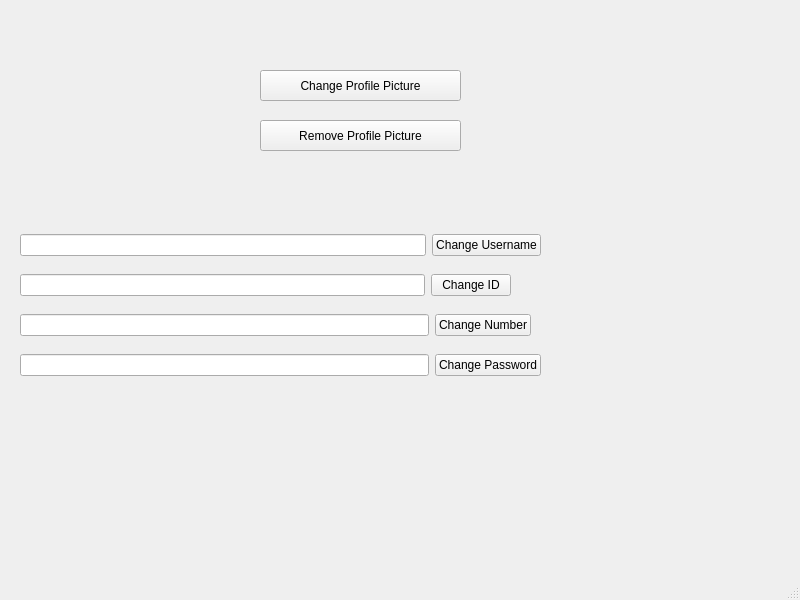
Qt form SocialMedia/profile.ui (AP-projects-4001/daru) before a commit.
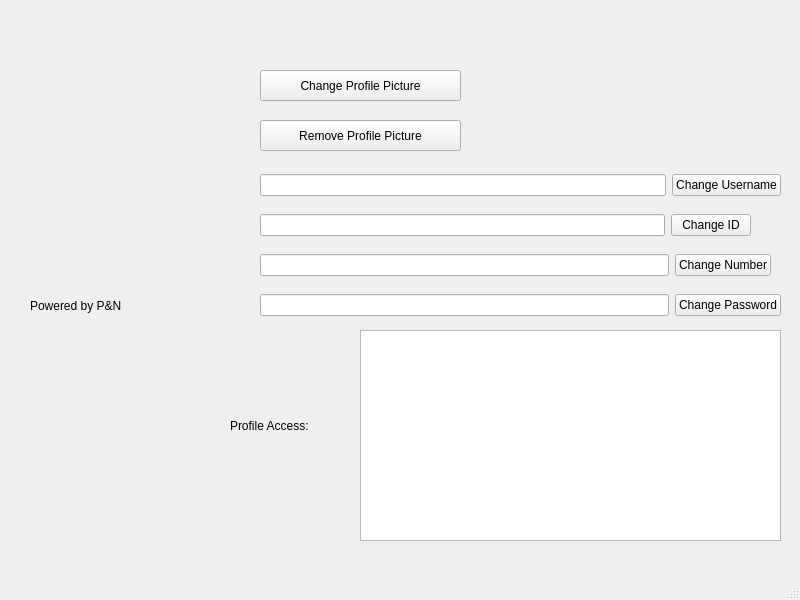
The same form after that commit.

Commit message: advancing in profile page

```diff
--- a/SocialMedia/profile.ui
+++ b/SocialMedia/profile.ui
@@ -17,10 +17,10 @@
    <widget class="QLabel" name="label">
     <property name="geometry">
      <rect>
-      <x>40</x>
-      <y>30</y>
-      <width>151</width>
-      <height>161</height>
+      <x>20</x>
+      <y>10</y>
+      <width>201</width>
+      <height>231</height>
      </rect>
     </property>
     <property name="text">
@@ -56,8 +56,8 @@
    <widget class="QWidget" name="layoutWidget">
     <property name="geometry">
      <rect>
-      <x>20</x>
-      <y>230</y>
+      <x>260</x>
+      <y>170</y>
       <width>521</width>
       <height>31</height>
      </rect>
@@ -85,8 +85,8 @@
    <widget class="QWidget" name="layoutWidget">
     <property name="geometry">
      <rect>
-      <x>20</x>
-      <y>270</y>
+      <x>260</x>
+      <y>210</y>
       <width>491</width>
       <height>31</height>
      </rect>
@@ -107,8 +107,8 @@
    <widget class="QWidget" name="layoutWidget">
     <property name="geometry">
      <rect>
-      <x>20</x>
-      <y>310</y>
+      <x>260</x>
+      <y>250</y>
       <width>511</width>
       <height>31</height>
      </rect>
@@ -129,8 +129,8 @@
    <widget class="QWidget" name="layoutWidget">
     <property name="geometry">
      <rect>
-      <x>20</x>
-      <y>350</y>
+      <x>260</x>
+      <y>290</y>
       <width>521</width>
       <height>31</height>
      </rect>
@@ -158,6 +158,42 @@
       <x>20</x>
       <y>10</y>
       <width>201</width>
+      <height>231</height>
+     </rect>
+    </property>
+    <property name="text">
+     <string/>
+    </property>
+   </widget>
+   <widget class="QLabel" name="label_2">
+    <property name="geometry">
+     <rect>
+      <x>230</x>
+      <y>410</y>
+      <width>121</width>
+      <height>31</height>
+     </rect>
+    </property>
+    <property name="text">
+     <string>Profile Access:</string>
+    </property>
+   </widget>
+   <widget class="QListWidget" name="listOfPermission">
+    <property name="geometry">
+     <rect>
+      <x>360</x>
+      <y>330</y>
+      <width>421</width>
+      <height>211</height>
+     </rect>
+    </property>
+   </widget>
+   <widget class="QLabel" name="labelPandN">
+    <property name="geometry">
+     <rect>
+      <x>30</x>
+      <y>350</y>
+      <width>171</width>
       <height>191</height>
      </rect>
     </property>
@@ -165,6 +201,19 @@
      <string/>
     </property>
    </widget>
+   <widget class="QLabel" name="alakiLabel">
+    <property name="geometry">
+     <rect>
+      <x>30</x>
+      <y>290</y>
+      <width>171</width>
+      <height>31</height>
+     </rect>
+    </property>
+    <property name="text">
+     <string>Powered by P&amp;N</string>
+    </property>
+   </widget>
   </widget>
   <widget class="QMenuBar" name="menubar">
    <property name="geometry">
```
The commit also changes 21 other files.
